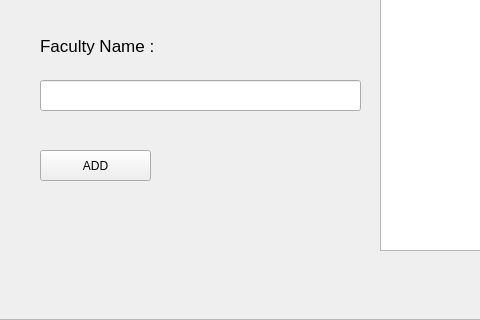
This is resources/UI/addFaculty.ui in Poom1997/gman as Qt 5 draws it before an edit; both pictures show x 0 to 480 and y 280 to 600 of the 900 by 600 pixel window. The edited form follows.
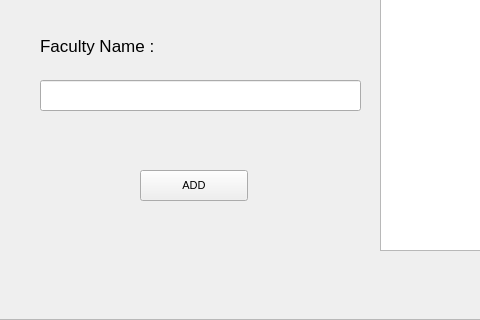
This is the edited form.

```diff
--- a/resources/UI/addFaculty.ui
+++ b/resources/UI/addFaculty.ui
@@ -37,12 +37,17 @@
     <widget class="QPushButton" name="addFacButton">
      <property name="geometry">
       <rect>
-       <x>40</x>
-       <y>430</y>
-       <width>111</width>
+       <x>140</x>
+       <y>450</y>
+       <width>108</width>
        <height>31</height>
       </rect>
      </property>
+     <property name="font">
+      <font>
+       <pointsize>8</pointsize>
+      </font>
+     </property>
      <property name="text">
       <string>ADD</string>
      </property>
```
Left out of the diff: 10 changed lines with no effect on the pictures.
